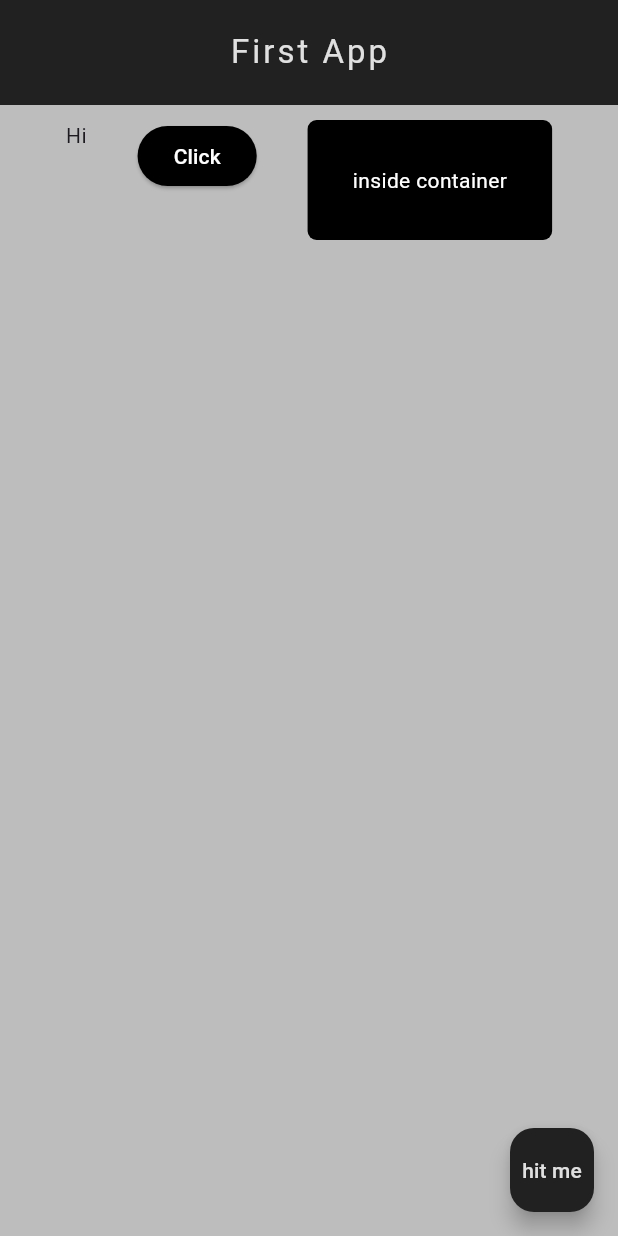
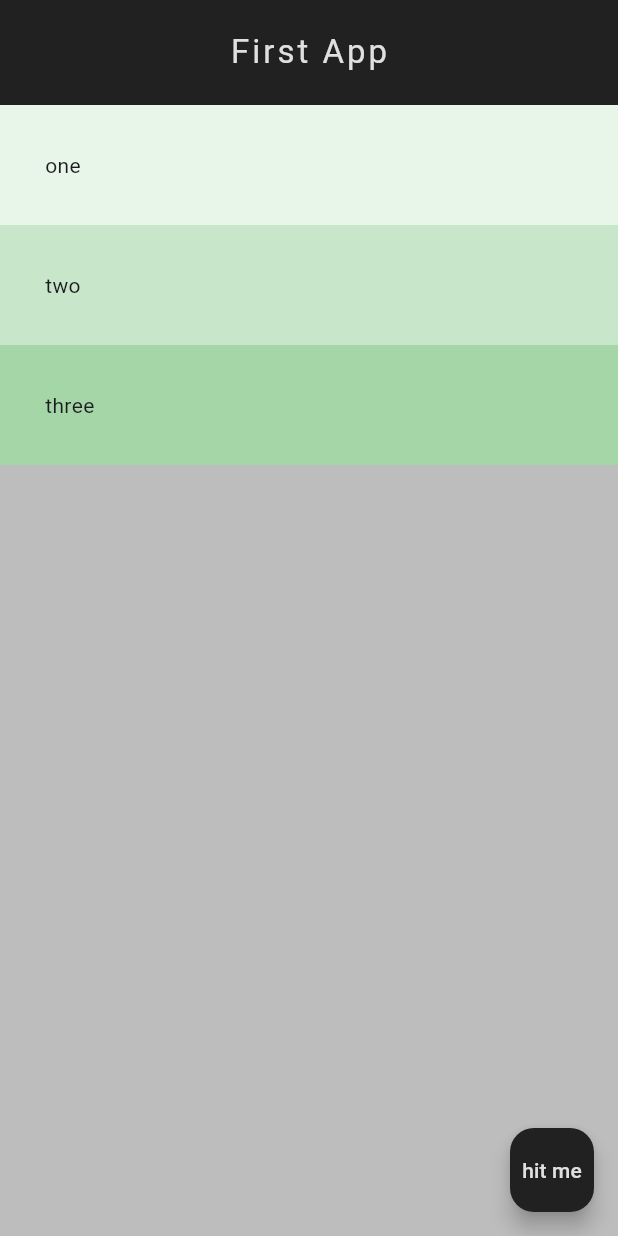
Before and after one commit to adithyasd10/flutter_revamp, a Flutter app: the screen it shows after launch, on a phone screen of 412 x 824 dp. Run offline on Flutter 3.47's test engine with Material 3 defaults, Android fonts, the phone set to English and light mode, and no system bars.

Commit message:
Added Columns

```diff
--- a/lib/main.dart
+++ b/lib/main.dart
@@ -26,16 +26,26 @@ class Home extends StatelessWidget {
           'First App'),
           centerTitle: true,
       ),
-      body:Padding(
-        padding: EdgeInsetsGeometry.all(10),
-        child:Row(
-        mainAxisAlignment: MainAxisAlignment.spaceEvenly,
-        crossAxisAlignment: CrossAxisAlignment.start,
+      body:Column(
+        mainAxisAlignment : MainAxisAlignment.start,
+        crossAxisAlignment: CrossAxisAlignment.stretch,
         children: [
-          Text('Hi'),
-          ElevatedButton(onPressed: () {}, child:Text(style: TextStyle(color:Colors.white),'Click'),style: ElevatedButton.styleFrom(backgroundColor: Colors.black),),
-          Container(padding:EdgeInsets.all(30),decoration: BoxDecoration(color: Colors.black,borderRadius: BorderRadius.circular(6)),child: Text( style: TextStyle(color: Colors.white),'inside container'),),]
-      ),
+          Container(
+            color: Colors.green[50],
+            padding: EdgeInsets.all(30.0),
+            child:Text('one')
+          ),
+          Container(
+            color: Colors.green[100],
+            padding: EdgeInsets.all(30.0),
+            child:Text('two')
+          ),
+          Container(
+            color: Colors.green[200],
+            padding: EdgeInsets.all(30.0),
+            child:Text('three')
+          )
+        ]
       ),
 
 
```
